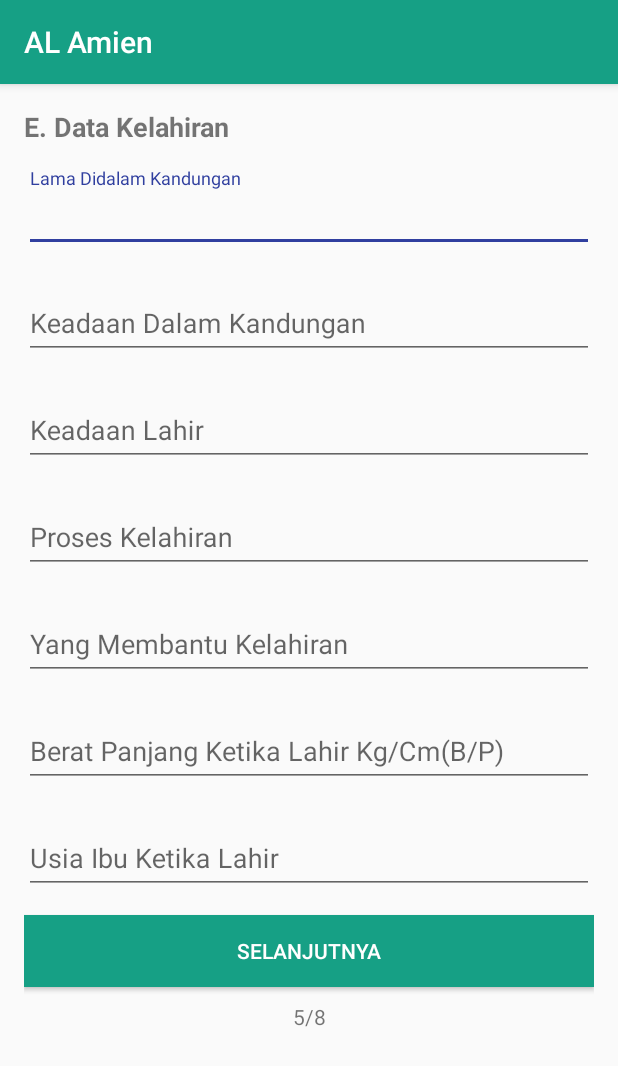
After one commit to TugasWorkshopAplikasiMobile/moba, an Android app: the fragment kelahiran shown on its own in the app's theme, on a phone screen of 412 x 824 dp. The commit adds this screen. Shown: the top 1066 px of the screen. Run offline under Robolectric (Android 15) with nearby library versions, the phone set to English and light mode, and no system bars; our stand-ins replace Volley; 1 statement that could not run was skipped.

Commit message:
Update pur

```diff
--- a/app/src/main/java/com/example/biem/alamien/fragment/keluarga_fragment.java
+++ b/app/src/main/java/com/example/biem/alamien/fragment/keluarga_fragment.java
@@ -379,7 +379,7 @@ public class keluarga_fragment extends Fragment {
                     params.put("agamaI", "5");
                 }
                 params.put("id_user", mIduser);
-                params.put("api", "datasiswa");
+                params.put("api", "keluarga");
                 return params;
             }
         };
--- /dev/null
+++ b/app/src/main/res/layout/fragment_kelahiran.xml
@@ -0,0 +1,136 @@
+<?xml version="1.0" encoding="utf-8"?>
+<FrameLayout xmlns:android="http://schemas.android.com/apk/res/android"
+    xmlns:tools="http://schemas.android.com/tools"
+    android:layout_width="match_parent"
+    android:layout_height="match_parent"
+    tools:context=".fragment.kelahiran">
+
+    <LinearLayout
+        android:layout_width="match_parent"
+        android:layout_height="match_parent"
+        android:orientation="vertical">
+        <ScrollView
+            android:layout_width="match_parent"
+            android:layout_height="match_parent">
+
+            <LinearLayout
+                android:layout_width="match_parent"
+                android:layout_height="match_parent"
+                android:padding="@dimen/activity_horizontal_margin"
+                android:orientation="vertical">
+
+                <TextView
+                    android:layout_width="match_parent"
+                    android:layout_height="wrap_content"
+                    android:textStyle="bold"
+                    android:textSize="18sp"
+                    android:text="E. Data Kelahiran"/>
+                <android.support.design.widget.TextInputLayout
+                    android:layout_width="match_parent"
+                    android:layout_marginTop="15dp"
+                    android:layout_height="wrap_content">
+                    <AutoCompleteTextView
+                        android:id="@+id/lama_kandungan"
+                        android:layout_width="match_parent"
+                        android:layout_height="wrap_content"
+                        android:hint="Lama Didalam Kandungan"
+                        android:inputType="text"
+                        android:maxLines="1"
+                        android:singleLine="true" />
+                </android.support.design.widget.TextInputLayout>
+                <android.support.design.widget.TextInputLayout
+                    android:layout_width="match_parent"
+                    android:layout_marginTop="15dp"
+                    android:layout_height="wrap_content">
+                    <AutoCompleteTextView
+                        android:id="@+id/keadaan_kandungan"
+                        android:layout_width="match_parent"
+                        android:layout_height="wrap_content"
+                        android:hint="Keadaan Dalam Kandungan"
+                        android:inputType="text"
+                        android:maxLines="1"
+                        android:singleLine="true" />
+                </android.support.design.widget.TextInputLayout>
+                <android.support.design.widget.TextInputLayout
+                    android:layout_width="match_parent"
+                    android:layout_marginTop="15dp"
+                    android:layout_height="wrap_content">
+                    <AutoCompleteTextView
+                        android:id="@+id/keadaan_lahir"
+                        android:layout_width="match_parent"
+                        android:layout_height="wrap_content"
+                        android:hint="Keadaan Lahir"
+                        android:maxLines="1"
+                        android:singleLine="true"
+                        android:inputType="text"/>
+                </android.support.design.widget.TextInputLayout>
+                <android.support.design.widget.TextInputLayout
+                    android:layout_width="match_parent"
+                    android:layout_marginTop="15dp"
+                    android:layout_height="wrap_content">
+                    <AutoCompleteTextView
+                        android:id="@+id/proses_kelahiran"
+                        android:layout_width="match_parent"
+                        android:layout_height="wrap_content"
+                        android:hint="Proses Kelahiran"
+                        android:maxLines="1"
+                        android:singleLine="true"
+                        android:inputType="text"/>
+                </android.support.design.widget.TextInputLayout>
+                <android.support.design.widget.TextInputLayout
+                    android:layout_width="match_parent"
+                    android:layout_marginTop="15dp"
+                    android:layout_height="wrap_content">
+                    <AutoCompleteTextView
+                        android:id="@+id/pembantu_kelahiran"
+                        android:layout_width="match_parent"
+                        android:layout_height="wrap_content"
+                        android:hint="Yang Membantu Kelahiran"
+                        android:maxLines="1"
+                        android:singleLine="true"
+                        android:inputType="text"/>
+                </android.support.design.widget.TextInputLayout>
+                <android.support.design.widget.TextInputLayout
+                    android:layout_width="match_parent"
+                    android:layout_marginTop="15dp"
+                    android:layout_height="wrap_content">
+                    <AutoCompleteTextView
+                        android:id="@+id/beratpanjang"
+                        android:layout_width="match_parent"
+                        android:layout_height="wrap_content"
+                        android:hint="Berat Panjang Ketika Lahir Kg/Cm(B/P)"
+                        android:maxLines="1"
+                        android:singleLine="true"
+                        android:inputType="number"/>
+                </android.support.design.widget.TextInputLayout>
+                <android.support.design.widget.TextInputLayout
+                    android:layout_width="match_parent"
+                    android:layout_marginTop="15dp"
+                    android:layout_height="wrap_content">
+                    <AutoCompleteTextView
+                        android:id="@+id/usia_ibu_melahirkan"
+                        android:layout_width="match_parent"
+                        android:layout_height="wrap_content"
+                        android:hint="Usia Ibu Ketika Lahir"
+                        android:maxLines="1"
+                        android:inputType="number"
+                        android:singleLine="true" />
+                </android.support.design.widget.TextInputLayout>
+                <Button
+                    android:id="@+id/kefrag6"
+                    android:layout_marginTop="14dp"
+                    android:layout_width="match_parent"
+                    android:text="@string/selanjutnya"
+                    android:textColor="@color/putih"
+                    android:background="@color/colorPrimary"
+                    android:layout_height="wrap_content" />
+                <TextView
+                    android:layout_marginTop="10dp"
+                    android:layout_width="match_parent"
+                    android:gravity="center_horizontal"
+                    android:layout_height="wrap_content"
+                    android:text="5/8"/>
+            </LinearLayout>
+        </ScrollView>
+    </LinearLayout>
+</FrameLayout>
```
Also changed, not shown: app/src/main/java/com/example/biem/alamien/fragment/cirikhas_frag.java (+6 -28 lines), app/src/main/java/com/example/biem/alamien/fragment/kelahiran.java (added, +199 -0 lines), app/src/main/java/com/example/biem/alamien/fragment/kesehatan_frag.java (+1 -12 lines), app/src/main/res/layout/activity_isi_data.xml (+0 -9 lines), app/src/main/res/layout/fragment_cirikhas_frag.xml (+4 -16 lines), app/src/main/res/layout/fragment_daftarulang_fragment.xml (+5 -3 lines).
